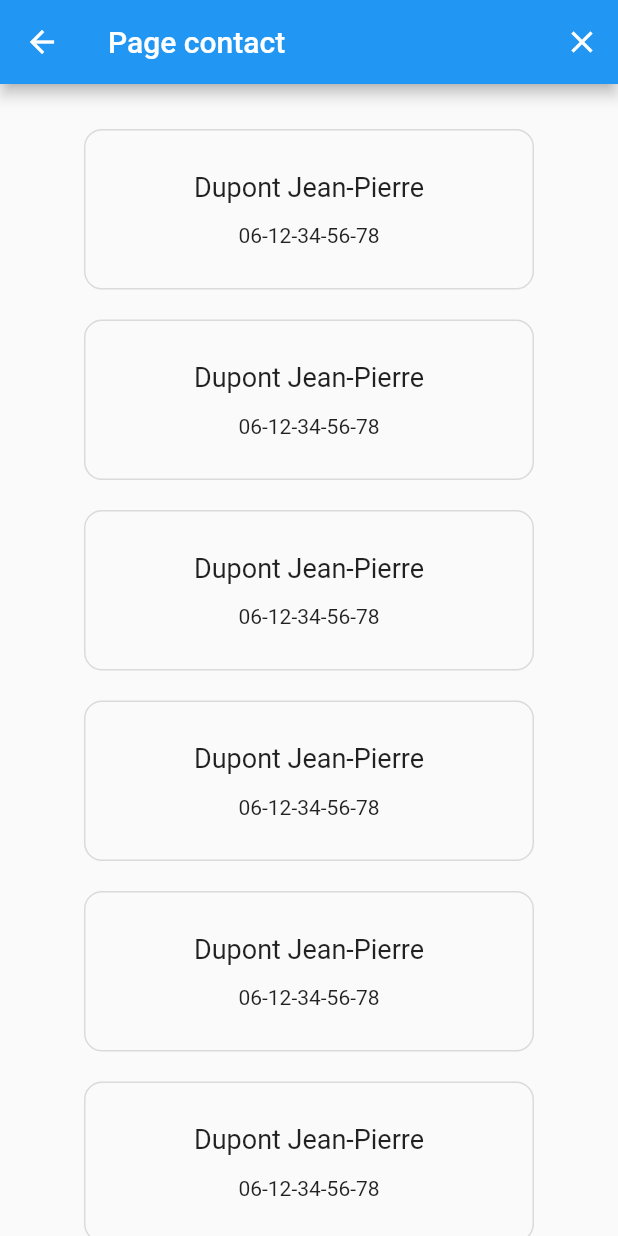
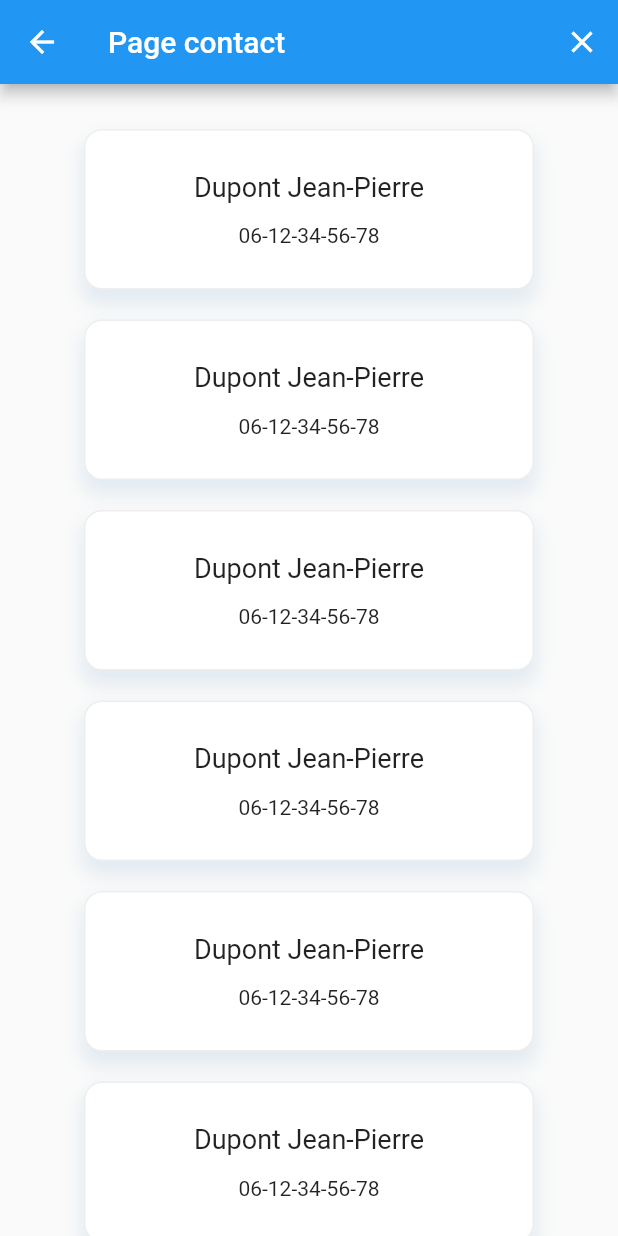
Before and after one commit to Mathilde-J/Test_MPP, a Flutter app: the screen it shows after launch, after a tap on "Page contact", on a phone screen of 412 x 824 dp. Run offline on Flutter 3.47's test engine with Material 2 defaults, Android fonts, the phone set to English and light mode, and no system bars.

Commit message:
style buttons

```diff
--- a/test_mpp/lib/main.dart
+++ b/test_mpp/lib/main.dart
@@ -30,7 +30,7 @@ class MyApp extends StatelessWidget {
                   children: const [
                     CustomFlutterButton(),
                     SizedBox(
-                      width: 70,
+                      width: 80,
                     ),
                     ContactButton(),
                   ],
@@ -49,7 +49,21 @@ class CustomFlutterButton extends StatelessWidget {
 
   @override
   Widget build(BuildContext context) {
-    return TextButton(
+    return Container(
+      decoration: const BoxDecoration(
+        borderRadius: BorderRadius.all(
+          Radius.circular(40),
+        ),
+        boxShadow: [
+          BoxShadow(
+            color: Color(0xFFCBD5DD),
+            spreadRadius: 2,
+            blurRadius: 10,
+            offset: Offset(0, 9),
+          )
+        ],
+      ),
+      child: TextButton(
         style: TextButton.styleFrom(
             shape: const CircleBorder(), backgroundColor: Color(0xFF0188D6)),
         onPressed: () => {
@@ -66,6 +80,7 @@ class CustomFlutterButton extends StatelessWidget {
             size: 40,
           ),
         ),
+      ),
     );
   }
 }
@@ -75,7 +90,21 @@ class ContactButton extends StatelessWidget {
 
   @override
   Widget build(BuildContext context) {
-    return TextButton(
+    return Container(
+      decoration: const BoxDecoration(
+        borderRadius: BorderRadius.all(
+          Radius.circular(40),
+        ),
+        boxShadow: [
+          BoxShadow(
+            color: Color(0xFFCBD5DD),
+            spreadRadius: 3,
+            blurRadius: 10,
+            offset: Offset(0, 9),
+          )
+        ],
+      ),
+      child: TextButton(
         style: TextButton.styleFrom(
             shape: RoundedRectangleBorder(
               borderRadius: BorderRadius.circular(40),
@@ -94,6 +123,7 @@ class ContactButton extends StatelessWidget {
         },
         child: const Text(
           'Page contact',
+        ),
       ),
     );
   }
@@ -179,8 +209,17 @@ class ContactCard extends StatelessWidget {
         width: 300,
         margin: EdgeInsets.symmetric(vertical: 10),
         decoration: BoxDecoration(
+            color: Colors.white,
+            boxShadow: const [
+              BoxShadow(
+                color: Color(0xFFE3EBF1),
+                spreadRadius: 2,
+                blurRadius: 10,
+                offset: Offset(0, 8),
+              )
+            ],
             border: Border.all(
-              color: Color(0xFFDADADA),
+              color: Color(0xFFEEEEEE),
               width: 1,
             ),
             borderRadius: BorderRadius.circular(12)),
@@ -207,8 +246,8 @@ class ContactCard extends StatelessWidget {
         ),
       ),
       onTap: () async {
-        if (!await launchUrl(Uri.parse('https://www.google.com')))
-          throw 'Could not launch https://www.google.com';
+        const _url = 'https://www.google.com';
+        if (!await launchUrl(Uri.parse(_url))) throw 'Could not launch $_url';
       },
     );
   }
```
Also changed, not shown: 1 other file. Lines whose indentation alone changed are shown as unchanged.
